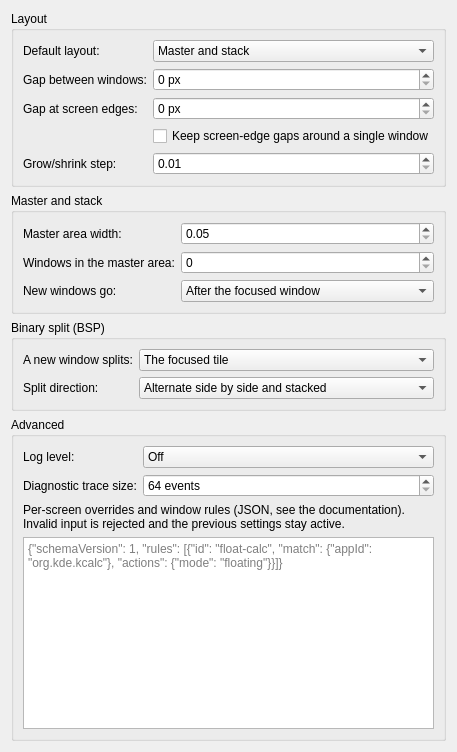
First picture: the form in package/contents/ui/config.ui, repository Yejashi/plastile, before the edit.
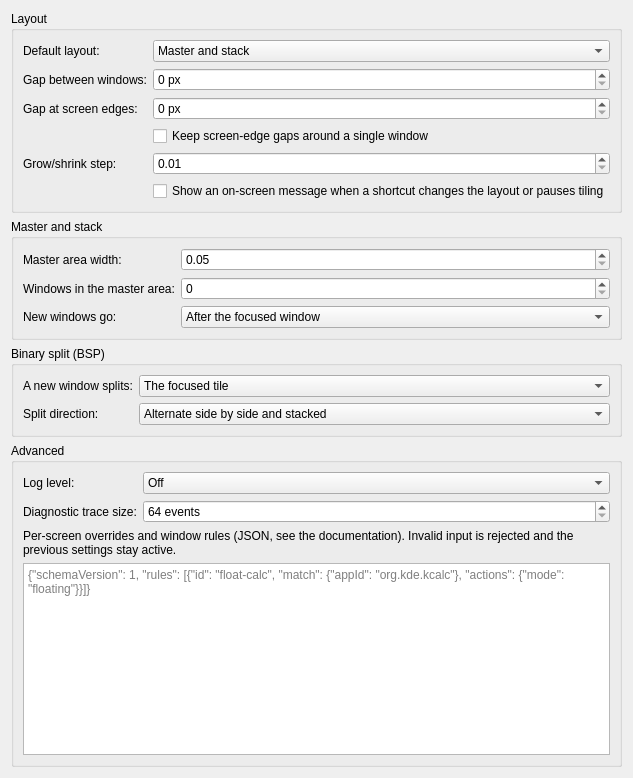
Second picture: the form after the edit.

```diff
--- a/package/contents/ui/config.ui
+++ b/package/contents/ui/config.ui
@@ -103,6 +103,16 @@
         </property>
        </widget>
       </item>
+      <item row="5" column="1">
+       <widget class="QCheckBox" name="kcfg_osd">
+        <property name="toolTip">
+         <string>Plasma's on-screen display, as for volume or brightness. The log has the same news either way.</string>
+        </property>
+        <property name="text">
+         <string>Show an on-screen message when a shortcut changes the layout or pauses tiling</string>
+        </property>
+       </widget>
+      </item>
      </layout>
     </widget>
    </item>
```
Left out of the diff: 3 changed lines with no effect on the pictures.
